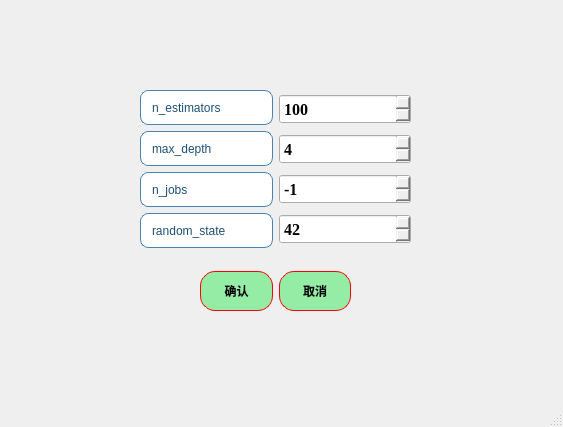
Before: the Qt Designer form ui/algorithms5_ET_para.ui in azhongege24/predict_first, drawn with Qt 5.
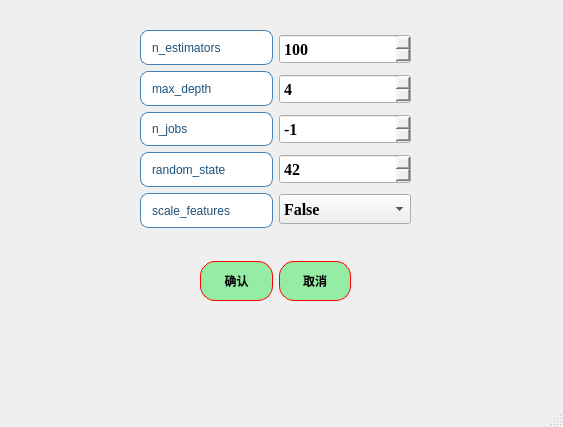
After: the same form once the commit is applied.

Commit message: 今天把剩下的到ET算法中的scales_features参数设置加入完成，并且相应把保存模型的功能添加一直到ET算法为止

What changed in the file:
```diff
--- a/ui/algorithms5_ET_para.ui
+++ b/ui/algorithms5_ET_para.ui
@@ -14,13 +14,13 @@
    <string>ET：参数设置</string>
   </property>
   <widget class="QWidget" name="centralwidget">
-   <widget class="QWidget" name="">
+   <widget class="QWidget" name="layoutWidget">
     <property name="geometry">
      <rect>
       <x>140</x>
-      <y>90</y>
+      <y>30</y>
       <width>271</width>
-      <height>158</height>
+      <height>198</height>
      </rect>
     </property>
     <layout class="QHBoxLayout" name="horizontalLayout">
@@ -138,6 +138,34 @@
          </property>
         </widget>
        </item>
+       <item>
+        <widget class="QLabel" name="label_5">
+         <property name="styleSheet">
+          <string notr="true">QLabel {
+    border: 1px solid rgb(70, 130, 180);   /* 增强为科研蓝边框，参考Nature期刊图表色 */
+    border-radius: 8px;
+    padding: 4px 8px;
+    background-color: rgb(255, 255, 255);  /* 纯白背景提升对比度 */
+    color: rgb(30, 80, 120);               /* 深海军蓝文字，对比度达8:1 */
+    font: bold 16pt &quot;Times New Roman&quot;;     
+    qproperty-alignment: 'AlignCenter';
+    /* 强化阴影效果 */
+}
+
+QLabel:hover {
+    border-color: rgb(0, 100, 180);        /* 悬停时使用更高饱和的科研蓝 */
+    background-color: rgb(240, 248, 255);  /* 极浅蓝悬停反馈 */
+}
+
+QLabel:pressed {
+    background-color: rgb(220, 240, 255);  /* 按压状态模拟墨水渗透效果 */
+}</string>
+         </property>
+         <property name="text">
+          <string>scale_features</string>
+         </property>
+        </widget>
+       </item>
       </layout>
      </item>
      <item>
@@ -264,15 +292,43 @@
          </property>
         </widget>
        </item>
+       <item>
+        <widget class="QComboBox" name="comboBox_scale_features">
+         <property name="minimumSize">
+          <size>
+           <width>0</width>
+           <height>30</height>
+          </size>
+         </property>
+         <property name="font">
+          <font>
+           <family>Times New Roman</family>
+           <pointsize>12</pointsize>
+           <weight>75</weight>
+           <bold>true</bold>
+          </font>
+         </property>
+         <item>
+          <property name="text">
+           <string>False</string>
+          </property>
+         </item>
+         <item>
+          <property name="text">
+           <string>True</string>
+          </property>
+         </item>
+        </widget>
+       </item>
       </layout>
      </item>
     </layout>
    </widget>
-   <widget class="QWidget" name="">
+   <widget class="QWidget" name="layoutWidget">
     <property name="geometry">
      <rect>
       <x>200</x>
-      <y>270</y>
+      <y>260</y>
       <width>151</width>
       <height>42</height>
      </rect>
```
The commit also changes 18 other files.
